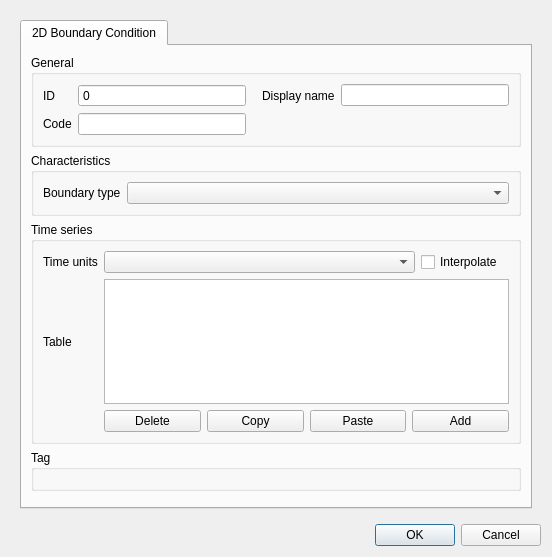
Qt form threedi_schematisation_editor/forms/ui/boundary_condition_2d.ui (nens/threedi-schematisation-editor) before a commit.
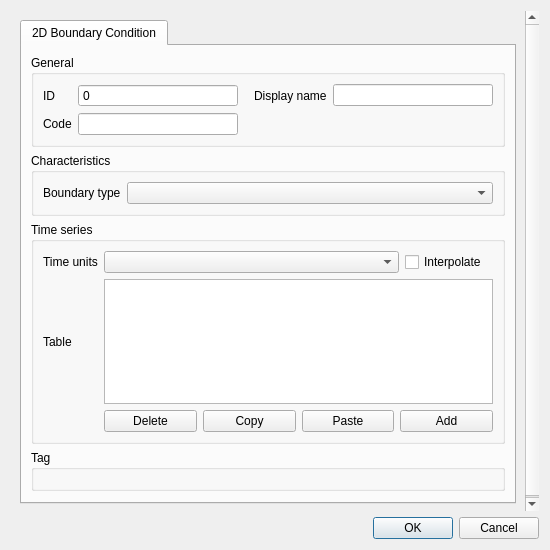
The same form after that commit.

Diff of the .ui file:
```diff
--- a/threedi_schematisation_editor/forms/ui/boundary_condition_2d.ui
+++ b/threedi_schematisation_editor/forms/ui/boundary_condition_2d.ui
@@ -6,8 +6,8 @@
    <rect>
     <x>0</x>
     <y>0</y>
-    <width>552</width>
-    <height>557</height>
+    <width>550</width>
+    <height>550</height>
    </rect>
   </property>
   <property name="windowTitle">
@@ -27,8 +27,8 @@
        <rect>
         <x>0</x>
         <y>0</y>
-        <width>534</width>
-        <height>510</height>
+        <width>532</width>
+        <height>503</height>
        </rect>
       </property>
       <layout class="QGridLayout" name="gridLayout_7">
```
Left out of the diff: 7 changed lines with no effect on the pictures.
